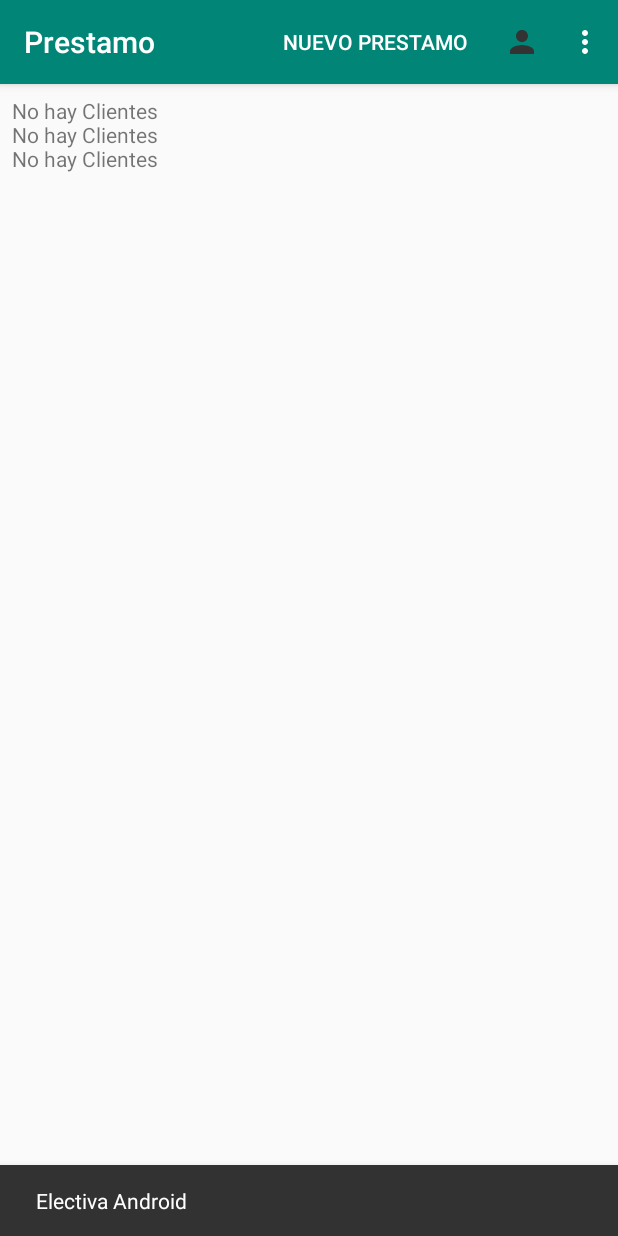
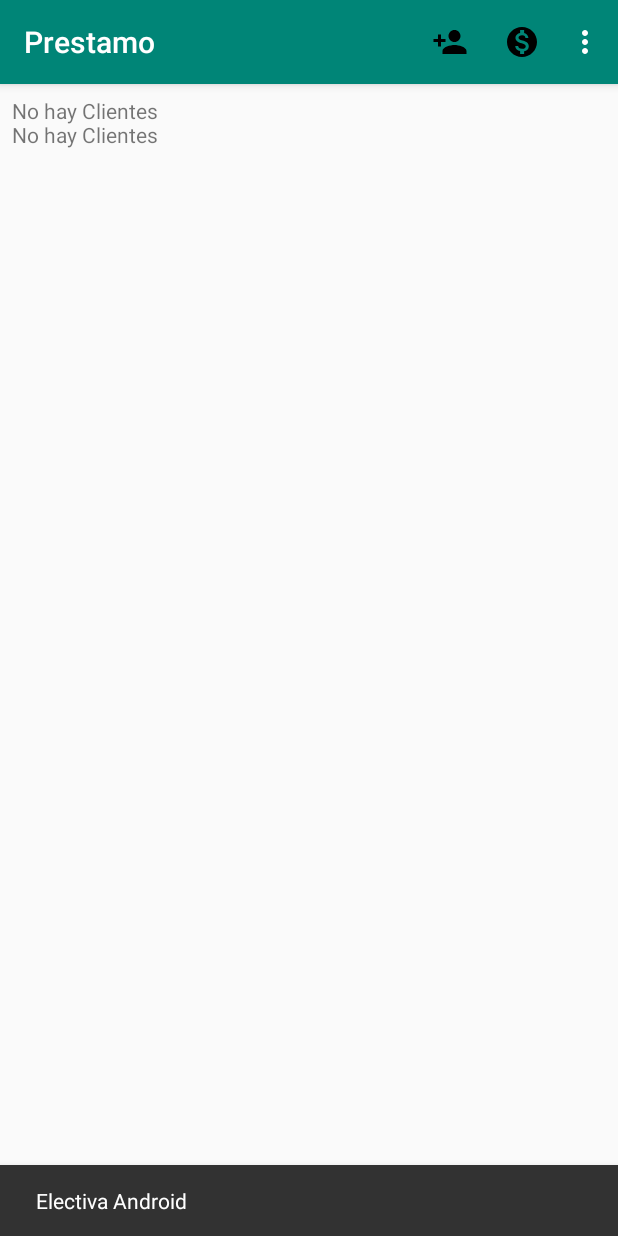
Before and after one commit to bisanbl/Android_Prestamo, an Android app: the screen it shows after launch (MainActivity), in the options menu, after a tap on "Acerca De", on a phone screen of 412 x 824 dp. Run offline under Robolectric (Android 15) with nearby library versions, the phone set to English and light mode, and no system bars.

Commit message:
Agregado La lista de Clientes y el Adaptador para el RecyclerView ademas de la funcionalidad del boton de editar. el boton de eliminar falla al no realizar el notifyDataSetChange

```diff
--- a/app/build.gradle
+++ b/app/build.gradle
@@ -27,5 +27,6 @@ dependencies {
     androidTestImplementation 'com.android.support.test:runner:1.0.2'
     androidTestImplementation 'com.android.support.test.espresso:espresso-core:3.0.2'
     implementation 'org.jetbrains:annotations-java5:15.0'
+    implementation 'com.android.support:recyclerview-v7:28.0.0'
 
 }
--- a/app/src/main/AndroidManifest.xml
+++ b/app/src/main/AndroidManifest.xml
@@ -9,8 +9,9 @@
         android:roundIcon="@mipmap/ic_launcher_round"
         android:supportsRtl="true"
         android:theme="@style/AppTheme">
-        <activity android:name=".Ver_Prestamos"></activity>
-        <activity android:name=".Ver_Clientes" />
+        <activity android:name=".ListaClientes"></activity>
+        <activity android:name=".Ver_Prestamos" />
+        <activity android:name=".Detalle_Clientes" />
         <activity android:name=".RegistroCliente" />
         <activity android:name=".Registro_Credito" />
         <activity android:name=".MainActivity">
--- a/app/src/main/java/com/bisanbl/prestamo/Ver_Clientes.java
+++ b/app/src/main/java/com/bisanbl/prestamo/Detalle_Clientes.java
@@ -14,7 +14,7 @@ import android.widget.TextView;
 import java.util.ArrayList;
 import java.util.List;
 
-public class Ver_Clientes extends AppCompatActivity {
+public class Detalle_Clientes extends AppCompatActivity {
 
     List<Cliente> Clientes = new ArrayList<>();
     int index;
@@ -22,7 +22,7 @@ public class Ver_Clientes extends AppCompatActivity {
     @Override
     protected void onCreate(Bundle savedInstanceState) {
         super.onCreate(savedInstanceState);
-        setContentView(R.layout.activity_ver__clientes);
+        setContentView(R.layout.activity_detalle__clientes);
 
 
 
--- a/app/src/main/java/com/bisanbl/prestamo/RegistroCliente.java
+++ b/app/src/main/java/com/bisanbl/prestamo/RegistroCliente.java
@@ -11,24 +11,42 @@ import android.widget.Button;
 import android.widget.EditText;
 import android.widget.Spinner;
 
+import java.util.ArrayList;
+import java.util.Iterator;
+import java.util.List;
+
 public class RegistroCliente extends AppCompatActivity {
+    Cliente Cliente;
+
+    EditText ETnombre;
+    EditText ETapellido;
+    Spinner  SPSexo;
+    EditText ETTelefono;
+    EditText ETdireccion;
+    EditText ETocupacion ;
+    EditText ETcedula;
 
     @Override
     protected void onCreate(Bundle savedInstanceState) {
         super.onCreate(savedInstanceState);
         setContentView(R.layout.activity_registro_cliente);
 
-        final EditText ETnombre = findViewById(R.id.ETVNombre);
-        final EditText ETapellido = findViewById(R.id.ETVApellido);
-        final Spinner  SPSexo = findViewById(R.id.ETVsexo);
-        final EditText ETTelefono = findViewById(R.id.ETVTelefono);
-        final EditText ETdireccion = findViewById(R.id.ETVDireccion);
-        final EditText ETocupacion = findViewById(R.id.ETVOcupacion);
-        final EditText ETcedula = findViewById(R.id.ETVCedula);
+        ETnombre = findViewById(R.id.ETVNombre);
+        ETapellido = findViewById(R.id.ETVApellido);
+        SPSexo = findViewById(R.id.ETVsexo);
+        ETTelefono = findViewById(R.id.ETVTelefono);
+        ETdireccion = findViewById(R.id.ETVDireccion);
+        ETocupacion = findViewById(R.id.ETVOcupacion);
+        ETcedula = findViewById(R.id.ETVCedula);
 
 
         final Button BTNCancelar = findViewById(R.id.BTAnterior);
         final Button BTNGuardar = findViewById(R.id.BTSiguiente);
+
+        if (getIntent().getExtras() != null){
+            Cliente = getIntent().getParcelableExtra("Cliente");
+            cargarDatos();
+        }
 
         ETnombre.setOnFocusChangeListener(new View.OnFocusChangeListener() {
             @Override
@@ -107,6 +125,34 @@ public class RegistroCliente extends AppCompatActivity {
         });
     }
 
+    void cargarDatos(){
+        ETnombre.setText(Cliente.getNombre());
+        ETapellido.setText(Cliente.getNombre());
+        SPSexo.setSelection(obtenerPosicionItem(SPSexo,Cliente.getSexo()));
+        ETTelefono.setText(Cliente.getTelefono());
+        ETdireccion.setText(Cliente.getDireccion());
+        ETocupacion.setText(Cliente.getOcupacion());
+        ETcedula.setText(Cliente.getCedula());
+    }
+
+    //Método para obtener la posición de un ítem del spinner
+    public static int obtenerPosicionItem(Spinner spinner, String fruta) {
+        //Creamos la variable posicion y lo inicializamos en 0
+        int posicion = 0;
+        //Recorre el spinner en busca del ítem que coincida con el parametro `String fruta`
+        //que lo pasaremos posteriormente
+        for (int i = 0; i < spinner.getCount(); i++) {
+            //Almacena la posición del ítem que coincida con la búsqueda
+            if (spinner.getItemAtPosition(i).toString().equalsIgnoreCase(fruta)) {
+                posicion = i;
+            }
+        }
+        //Devuelve un valor entero (si encontro una coincidencia devuelve la
+        // posición 0 o N, de lo contrario devuelve 0 = posición inicial)
+        return posicion;
+    }
+
+
     private boolean validarActivity(EditText ETnombre, EditText ETdireccion, EditText ETTelefono, EditText ETcedula){
         if (!TextUtils.isEmpty(ETnombre.getText().toString()) || !TextUtils.isEmpty(ETdireccion.getText().toString())){
             return (!TextUtils.isEmpty(ETTelefono.getText().toString()) || !TextUtils.isEmpty(ETcedula.getText().toString()));
--- /dev/null
+++ b/app/src/main/res/drawable/ic_monetization_on_black_24dp.xml
@@ -0,0 +1,9 @@
+<vector xmlns:android="http://schemas.android.com/apk/res/android"
+        android:width="24dp"
+        android:height="24dp"
+        android:viewportWidth="24.0"
+        android:viewportHeight="24.0">
+    <path
+        android:fillColor="#FF000000"
+        android:pathData="M12,2C6.48,2 2,6.48 2,12s4.48,10 10,10 10,-4.48 10,-10S17.52,2 12,2zM13.41,18.09L13.41,20h-2.67v-1.93c-1.71,-0.36 -3.16,-1.46 -3.27,-3.4h1.96c0.1,1.05 0.82,1.87 2.65,1.87 1.96,0 2.4,-0.98 2.4,-1.59 0,-0.83 -0.44,-1.61 -2.67,-2.14 -2.48,-0.6 -4.18,-1.62 -4.18,-3.67 0,-1.72 1.39,-2.84 3.11,-3.21L10.74,4h2.67v1.95c1.86,0.45 2.79,1.86 2.85,3.39L14.3,9.34c-0.05,-1.11 -0.64,-1.87 -2.22,-1.87 -1.5,0 -2.4,0.68 -2.4,1.64 0,0.84 0.65,1.39 2.67,1.91s4.18,1.39 4.18,3.91c-0.01,1.83 -1.38,2.83 -3.12,3.16z"/>
+</vector>
--- /dev/null
+++ b/app/src/main/res/drawable/ic_person_add_black_24dp.xml
@@ -0,0 +1,9 @@
+<vector xmlns:android="http://schemas.android.com/apk/res/android"
+        android:width="24dp"
+        android:height="24dp"
+        android:viewportWidth="24.0"
+        android:viewportHeight="24.0">
+    <path
+        android:fillColor="#FF000000"
+        android:pathData="M15,12c2.21,0 4,-1.79 4,-4s-1.79,-4 -4,-4 -4,1.79 -4,4 1.79,4 4,4zM6,10L6,7L4,7v3L1,10v2h3v3h2v-3h3v-2L6,10zM15,14c-2.67,0 -8,1.34 -8,4v2h16v-2c0,-2.66 -5.33,-4 -8,-4z"/>
+</vector>
--- a/app/src/main/res/layout/activity_ver__clientes.xml
+++ b/app/src/main/res/layout/activity_detalle__clientes.xml
@@ -11,7 +11,7 @@
     xmlns:tools="http://schemas.android.com/tools"
     android:layout_width="match_parent"
     android:layout_height="match_parent"
-    tools:context=".Ver_Clientes">
+    tools:context=".Detalle_Clientes">
 
     <TextView
         android:id="@+id/TVSolicitud"
--- a/app/src/main/res/menu/menu.xml
+++ b/app/src/main/res/menu/menu.xml
@@ -1,12 +1,16 @@
 <?xml version="1.0" encoding="utf-8"?>
 <menu xmlns:app="http://schemas.android.com/apk/res-auto"
     xmlns:android="http://schemas.android.com/apk/res/android">
-    <item android:id="@+id/nuevoRegistro" android:title="@string/nuevo"
+    <item
+        android:id="@+id/nuevoRegistro"
+        android:icon="@drawable/ic_person_add_black_24dp"
+        android:title="@string/nuevo"
         app:showAsAction="always" />
-    <item android:id="@+id/nuevoCliente" android:icon="@drawable/ic_action_person"
-        app:showAsAction="always"
-        android:title="" />
+    <item
+        android:id="@+id/nuevoCliente"
+        android:icon="@drawable/ic_monetization_on_black_24dp"
+        android:title=""
+        app:showAsAction="always" />
     <item android:id="@+id/verCliente" android:title="@string/verCliente"/>
-    <item android:id="@+id/verPrestamo" android:title="@string/verPrestamo"/>
     <item android:id="@+id/about" android:title="@string/about"/>
 </menu>
--- a/app/src/main/res/values/strings.xml
+++ b/app/src/main/res/values/strings.xml
@@ -53,4 +53,5 @@
     <string name="AboutText">Electiva Android</string>
     <string name="copy">Copiar</string>
     <string name="delete">Borrar</string>
+    <string name="clientesR">Clientes Registrados</string>
 </resources>
--- a/build.gradle
+++ b/build.gradle
@@ -7,7 +7,7 @@ buildscript {
 
     }
     dependencies {
-        classpath 'com.android.tools.build:gradle:3.4.0'
+        classpath 'com.android.tools.build:gradle:3.4.1'
 
         // NOTE: Do not place your application dependencies here; they belong
         // in the individual module build.gradle files
```
Also changed, not shown: app/src/main/java/com/bisanbl/prestamo/ClientItem.java (added, +28 -0 lines), app/src/main/java/com/bisanbl/prestamo/ClienteAdapter.java (added, +117 -0 lines), app/src/main/java/com/bisanbl/prestamo/ListaClientes.java (added, +55 -0 lines), app/src/main/java/com/bisanbl/prestamo/MainActivity.java (+1 -17 lines), app/src/main/java/com/bisanbl/prestamo/OnMyAdapterClickListener.java (added, +7 -0 lines), app/src/main/res/drawable/ic_delete_black_24dp.xml (added, +9 -0 lines), app/src/main/res/drawable/ic_edit_black_24dp.xml (added, +9 -0 lines), app/src/main/res/layout/activity_lista_clientes.xml (added, +28 -0 lines), app/src/main/res/layout/item_cliente.xml (added, +49 -0 lines).
